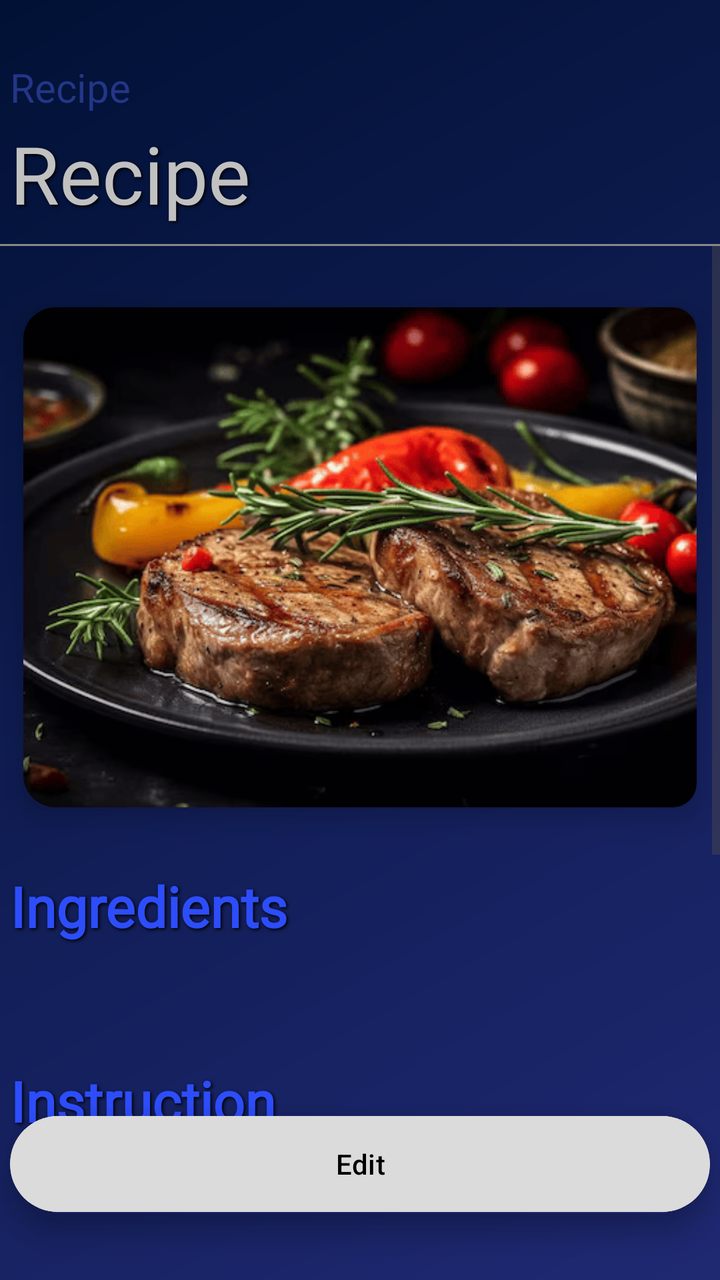
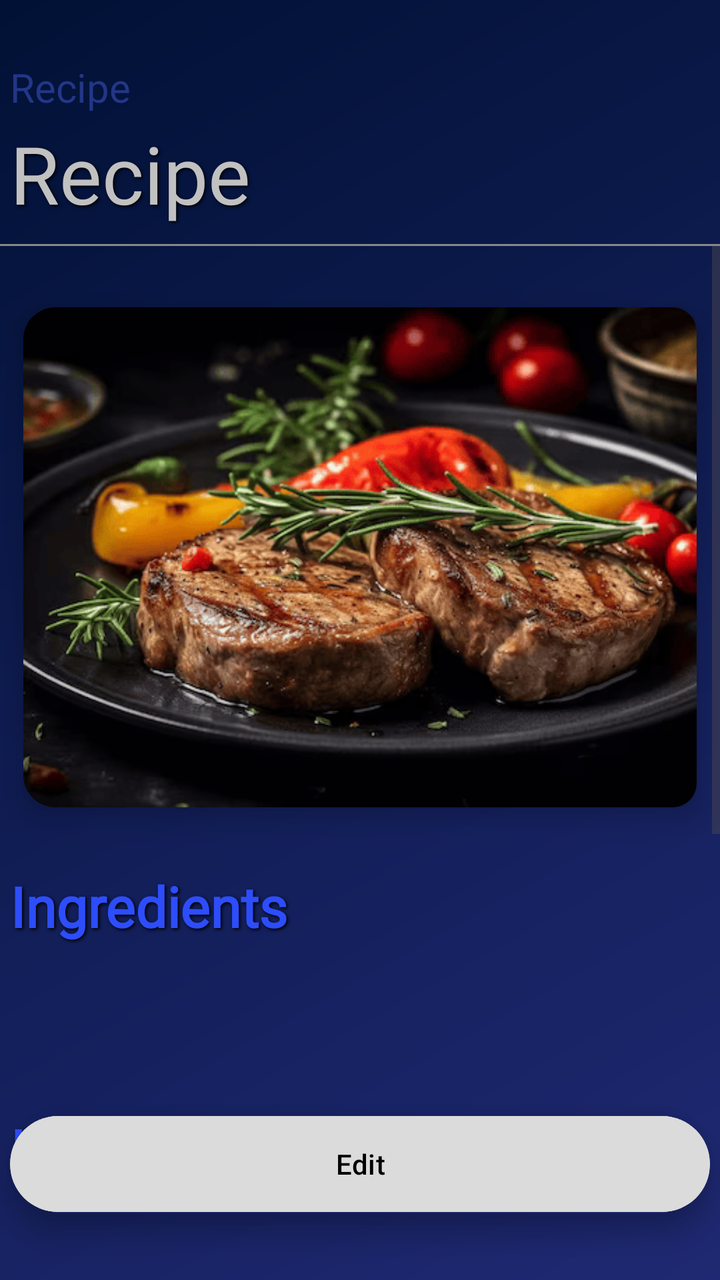

Before-and-after screenshots of an Android layout around one commit, followed by the original layout XML and the change that was made.
<!-- AndroidManifest.xml: application theme Theme.Recipe -->
<!-- res/layout/activity_recipe_show.xml -->
<androidx.constraintlayout.widget.ConstraintLayout
    xmlns:android="http://schemas.android.com/apk/res/android"
    xmlns:app="http://schemas.android.com/apk/res-auto"
    xmlns:tools="http://schemas.android.com/tools"
    android:id="@+id/main"
    android:layout_width="match_parent"
    android:layout_height="match_parent"
    android:background="@drawable/my_background">

    
    <TextView
        android:id="@+id/YourRecipeTextView"
        android:layout_width="350dp"
        android:layout_height="30dp"
        android:layout_marginTop="30dp"
        android:fontFamily="@font/archivo_black"
        android:gravity="left"
        android:text="Recipe"
        android:textColor="@color/my_recipes_background"
        android:textSize="20sp"
        app:layout_constraintTop_toTopOf="parent"
        app:layout_constraintStart_toStartOf="parent"
        app:layout_constraintEnd_toEndOf="parent"/>

    <TextView
        android:id="@+id/RecipeTextViewShow"
        android:layout_width="350dp"
        android:layout_height="wrap_content"
        android:fontFamily="@font/open_sans_light"
        android:gravity="left"
        android:minHeight="62dp"
        android:maxHeight="160dp"
        android:shadowColor="#000000"
        android:shadowDx="2"
        android:shadowDy="2"
        android:shadowRadius="4"
        android:text="Recipe"
        android:textColor="@color/my_text_view_back"
        android:textSize="40sp"
        app:layout_constraintEnd_toEndOf="parent"
        app:layout_constraintStart_toStartOf="parent"
        app:layout_constraintTop_toBottomOf="@id/YourRecipeTextView" />

    <View
        android:id="@+id/lineUnderText"
        android:layout_width="match_parent"
        android:layout_height="1dp"
        android:background="#888888"
        app:layout_constraintTop_toBottomOf="@id/RecipeTextViewShow"
        app:layout_constraintStart_toStartOf="parent"
        app:layout_constraintEnd_toEndOf="parent"/>

    
    <ScrollView
        android:id="@+id/scrollContent"
        android:layout_width="match_parent"
        android:layout_height="0dp"
        android:fillViewport="true"
        android:layout_marginBottom="60dp"
        app:layout_constraintTop_toBottomOf="@id/lineUnderText"
        app:layout_constraintStart_toStartOf="parent"
        app:layout_constraintEnd_toEndOf="parent"
        app:layout_constraintBottom_toBottomOf="parent">

        <LinearLayout
            android:layout_width="match_parent"
            android:layout_height="wrap_content"
            android:orientation="vertical"
            android:paddingBottom="40dp">

            <androidx.cardview.widget.CardView
                android:id="@+id/CardViewRecipeImage"
                android:layout_width="wrap_content"
                android:layout_height="wrap_content"
                android:layout_marginTop="15dp"
                android:layout_gravity="center"
                app:cardCornerRadius="12dp"
                app:cardElevation="8dp"
                app:cardUseCompatPadding="true"
                app:cardBackgroundColor="@android:color/transparent">

                <ImageView
                    android:id="@+id/RecipeImageView"
                    android:layout_width="350dp"
                    android:layout_height="250dp"
                    android:scaleType="centerCrop"
                    android:src="@drawable/steak"
                    android:background="@drawable/rounded_image"
                    android:clipToOutline="true"/>
            </androidx.cardview.widget.CardView>

            <TextView
                android:id="@+id/TextViewIngredients"
                android:layout_width="350dp"
                android:layout_height="wrap_content"
                android:layout_gravity="center"
                android:layout_marginTop="15dp"
                android:fontFamily="@font/bakbak_one"
                android:text="Ingredients"
                android:textColor="@color/my_text_view_show"
                android:textSize="28sp"
                android:textStyle="bold"
                android:shadowColor="#000000"
                android:shadowDx="2"
                android:shadowDy="2"
                android:shadowRadius="4"/>


            <LinearLayout
                android:id="@+id/ingredientsContainer"
                android:layout_width="380dp"
                android:layout_height="wrap_content"
                android:layout_gravity="center"
                android:orientation="vertical"/>


            <TextView
                android:id="@+id/TextViewInstruction"
                android:layout_width="350dp"
                android:layout_height="wrap_content"
                android:layout_gravity="center"
                android:layout_marginTop="60dp"
                android:text="Instruction"
                android:textColor="@color/my_text_view_show"
                android:textSize="28sp"
                android:fontFamily="@font/bakbak_one"
                android:textStyle="bold"
                android:shadowColor="#000000"
                android:shadowDx="2"
                android:shadowDy="2"
                android:shadowRadius="4"/>



            <TextView
                android:id="@+id/TextViewInstructionContent"
                android:layout_width="350dp"
                android:layout_height="wrap_content"
                android:minHeight="200dp"
                android:paddingTop="17dp"
                android:textStyle="bold"
                android:gravity="top|start"
                android:textColor="@color/white"
                android:textSize="18sp"
                android:lineSpacingExtra="6dp"
                android:layout_gravity="center"/>
        </LinearLayout>
    </ScrollView>
    <androidx.cardview.widget.CardView
        android:id="@+id/CardView"
        android:layout_width="350dp"
        android:layout_height="wrap_content"
        android:layout_gravity="center"
        app:cardBackgroundColor="@android:color/transparent"
        app:cardCornerRadius="120dp"
        android:layout_marginBottom="30dp"
        app:cardElevation="8dp"
        app:layout_constraintBottom_toBottomOf="parent"
        app:layout_constraintStart_toStartOf="parent"
        app:layout_constraintEnd_toEndOf="parent">

        <Button
            android:id="@+id/RecipeEditButton"
            android:layout_width="match_parent"
            android:layout_height="56dp"
            android:backgroundTint="@color/background_floatingButton"
            android:elevation="8dp"
            android:text="Edit"
            android:textColor="@color/black" />
    </androidx.cardview.widget.CardView>
</androidx.constraintlayout.widget.ConstraintLayout>
<!-- resources referenced by this layout -->
<resources>
  <color name="background_floatingButton">#DBDBDB</color>
  <color name="black">#FF000000</color>
  <color name="my_recipes_background">#233687</color>
  <color name="my_text_view_back">#C1C1C1</color>
  <color name="my_text_view_show">#2D4DFB</color>
  <color name="white">#FFFFFFFF</color>
  <!-- drawable my_background (drawable) -->
  <shape xmlns:android="http://schemas.android.com/apk/res/android"
      android:shape="rectangle">
  
  
      <gradient
          android:type="linear"
          android:startColor="#011135"
          android:endColor="#1F2973"
          android:angle="315" />
  
      <size
          android:width="1080dp"
          android:height="1920dp" />
  </shape>
  <!-- drawable rounded_image (drawable) -->
  <?xml version="1.0" encoding="utf-8"?>
  <shape xmlns:android="http://schemas.android.com/apk/res/android"
      android:shape="rectangle">
  
      <solid android:color="@android:color/transparent"/>
  
      
      <corners android:radius="16dp"/>
  </shape>
  <!-- drawable steak: png bitmap (drawable, 103174 bytes) -->
  <style name="Theme.Recipe" parent="Base.Theme.Recipe" />
  <style name="Base.Theme.Recipe" parent="Theme.Material3.DayNight.NoActionBar">
          
          
      </style>
</resources>

<!-- the commit's change to res/layout/activity_recipe_show.xml (unified diff, before → after) -->
@@ -105,14 +105,15 @@
                 android:shadowDy="2"
                 android:shadowRadius="4"/>
 
-
-            <LinearLayout
-                android:id="@+id/ingredientsContainer"
-                android:layout_width="380dp"
+            
+            <androidx.recyclerview.widget.RecyclerView
+                android:id="@+id/ingredientsRecyclerView"
+                android:layout_width="match_parent"
                 android:layout_height="wrap_content"
-                android:layout_gravity="center"
-                android:orientation="vertical"/>
-
+                android:layout_marginTop="8dp"
+                android:layout_marginBottom="16dp"
+                android:clipToPadding="false"
+                android:scrollbars="none"/>
 
             <TextView
                 android:id="@+id/TextViewInstruction"
@@ -129,8 +130,6 @@
                 android:shadowDx="2"
                 android:shadowDy="2"
                 android:shadowRadius="4"/>
-
-
 
             <TextView
                 android:id="@+id/TextViewInstructionContent"
